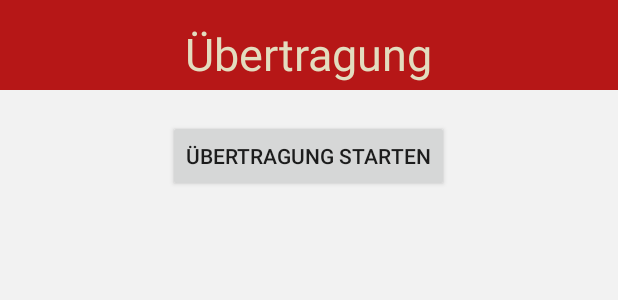
After one commit to HauckA/SecureHome, an Android app: the layout webcampreview_layout.xml on its own in the app's theme, with its tools: preview values and no code run, on a phone screen of 412 x 824 dp. The commit adds this screen. Shown: the top 300 px of the screen. Run offline under Robolectric (Android 15) with nearby library versions, the phone set to English and light mode, and no system bars.

Commit message:
Added basic login checks and webcampreview activity (empty jet)

```diff
--- a/app/src/main/AndroidManifest.xml
+++ b/app/src/main/AndroidManifest.xml
@@ -18,6 +18,12 @@
                 <category android:name="android.intent.category.LAUNCHER" />
             </intent-filter>
         </activity>
+        <activity android:name=".WebcamActivity"
+            android:label="@string/app_name">
+            <intent-filter>
+                <action android:name="android.intent.action.VIEW" />
+            </intent-filter>
+        </activity>
     </application>
 
 </manifest>
--- /dev/null
+++ b/app/src/main/res/layout/webcampreview_layout.xml
@@ -0,0 +1,56 @@
+<?xml version="1.0" encoding="utf-8"?>
+<RelativeLayout xmlns:android="http://schemas.android.com/apk/res/android"
+    xmlns:tools="http://schemas.android.com/tools"
+    xmlns:app="http://schemas.android.com/apk/res-auto"
+    android:layout_width="fill_parent"
+    android:layout_height="fill_parent"
+    app:layout_behavior="@string/appbar_scrolling_view_behavior"
+    tools:context="WebcamActivity">
+
+    <LinearLayout
+        android:orientation="vertical"
+        android:layout_width="fill_parent"
+        android:layout_height="fill_parent"
+        android:background="#F2F2F2">
+
+        <LinearLayout
+            android:orientation="vertical"
+            android:layout_width="fill_parent"
+            android:layout_height="60dp"
+            android:background="#B61717">
+
+            <TextView
+                android:layout_width="wrap_content"
+                android:layout_height="wrap_content"
+                android:textAppearance="?android:attr/textAppearanceLarge"
+                android:text="@string/txtWebcamView"
+                android:id="@+id/textView"
+                android:layout_gravity="center"
+                android:textColor="#E3DDBF"
+                android:textSize="30dp"
+                android:layout_marginTop="15dp" />
+
+        </LinearLayout>
+
+        <LinearLayout
+            android:orientation="vertical"
+            android:layout_width="fill_parent"
+            android:layout_height="fill_parent"
+            android:padding="20dp">
+
+            <ImageView
+                android:layout_width="wrap_content"
+                android:layout_height="wrap_content"
+                android:id="@+id/imageView"
+                android:layout_gravity="center_horizontal" />
+
+            <Button
+                android:layout_width="wrap_content"
+                android:layout_height="wrap_content"
+                android:text="@string/txtStartBroadcast"
+                android:id="@+id/button"
+                android:layout_gravity="center_horizontal" />
+        </LinearLayout>
+    </LinearLayout>
+
+</RelativeLayout>
```
Also changed, not shown: app/src/main/java/webcam/securehome/MainActivity.java (+30 -3 lines), app/src/main/java/webcam/securehome/WebcamActivity.java (added, +16 -0 lines), app/src/main/res/layout/login_layout.xml (+9 -2 lines), app/src/main/res/layout/userregistration_layout.xml (+97 -1 lines), app/src/main/res/values/strings.xml (+10 -0 lines).
